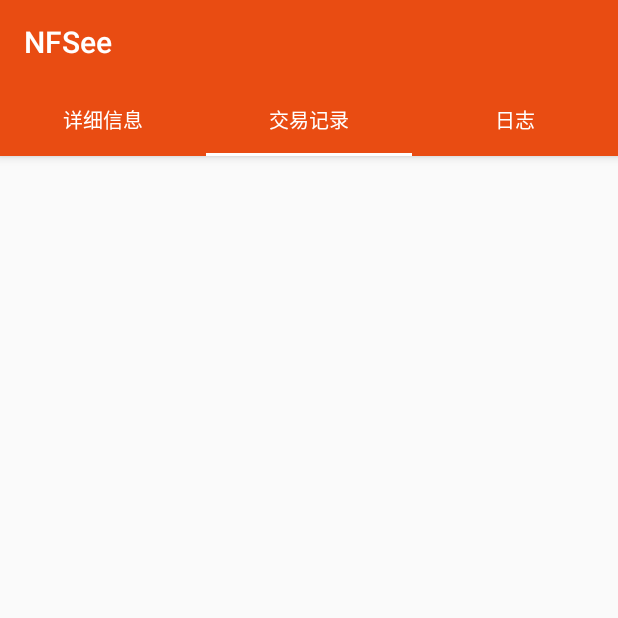
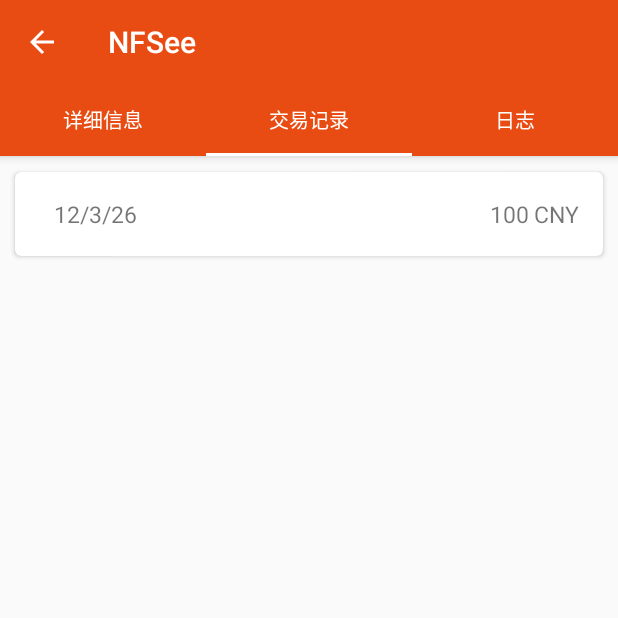
Before and after one commit to nfcim/nfsee-legacy, an Android app: the CardInfoActivity screen opened directly, with no data from a screen before it, tab 2 chosen, on a phone screen of 412 x 824 dp, the top half of it. Run offline under Robolectric (Android 15) with nearby library versions, the phone set to English and light mode, and no system bars.

Commit message:
Add TransactionAdapter
Signed-off-by: Harry Chen <i@harrychen.xyz>

```diff
--- a/app/build.gradle
+++ b/app/build.gradle
@@ -8,7 +8,7 @@ android {
     compileSdkVersion 27
     defaultConfig {
         applicationId "im.nfc.nfsee"
-        minSdkVersion 15
+        minSdkVersion 16
         targetSdkVersion 27
         versionCode 1
         versionName "1.0"
--- a/app/src/main/java/im/nfc/nfsee/activities/CardInfoActivity.kt
+++ b/app/src/main/java/im/nfc/nfsee/activities/CardInfoActivity.kt
@@ -8,7 +8,7 @@ import im.nfc.nfsee.R
 import im.nfc.nfsee.adapters.FragmentPagerAdapter
 import im.nfc.nfsee.fragments.CardDetailFragment
 import im.nfc.nfsee.fragments.CardLogFragment
-import im.nfc.nfsee.fragments.CardTransationFragment
+import im.nfc.nfsee.fragments.CardTransactionFragment
 import kotlinx.android.synthetic.main.activity_card_info.*
 
 class CardInfoActivity : AppCompatActivity(), TabLayout.OnTabSelectedListener {
@@ -28,6 +28,8 @@ class CardInfoActivity : AppCompatActivity(), TabLayout.OnTabSelectedListener {
         super.onCreate(savedInstanceState)
         setContentView(R.layout.activity_card_info)
         setSupportActionBar(toolbar)
+        supportActionBar?.setDisplayHomeAsUpEnabled(true)
+        toolbar.setNavigationOnClickListener { _ -> finish() }
         initFragments()
         info_viewpager.adapter = FragmentPagerAdapter(fragments, listOf("详细信息", "交易记录", "日志"), supportFragmentManager)
         info_tabLayout.setupWithViewPager(info_viewpager)
@@ -36,7 +38,7 @@ class CardInfoActivity : AppCompatActivity(), TabLayout.OnTabSelectedListener {
 
     private fun initFragments() {
         fragments.add(CardDetailFragment())
-        fragments.add(CardTransationFragment())
+        fragments.add(CardTransactionFragment())
         fragments.add(CardLogFragment())
     }
 }
--- /dev/null
+++ b/app/src/main/java/im/nfc/nfsee/adapters/TransactionAdapter.kt
@@ -0,0 +1,58 @@
+package im.nfc.nfsee.adapters
+
+import android.content.Context
+import android.support.v7.widget.RecyclerView
+import android.view.LayoutInflater
+import android.view.View
+import android.view.ViewGroup
+import im.nfc.nfsee.R
+import im.nfc.nfsee.nfc.Transaction
+import im.nfc.nfsee.nfc.TransactionType
+import kotlinx.android.synthetic.main.transaction_item.view.*
+
+class TransactionAdapter(private val items: List<Transaction>, context: Context) : RecyclerView.Adapter<TransactionAdapter.ViewHolder>() {
+
+    private val dateFormat = android.text.format.DateFormat.getDateFormat(context)
+    private val timeFormat = android.text.format.DateFormat.getTimeFormat(context)
+
+    override fun onCreateViewHolder(parent: ViewGroup, viewType: Int) = ViewHolder(LayoutInflater.from(parent.context).inflate(R.layout.transaction_item, parent, false))
+
+    override fun getItemCount() = items.size
+
+    override fun onBindViewHolder(holder: ViewHolder, position: Int) = holder.bind(items[position])
+
+    private fun getTransactionTypeString(type: TransactionType) = when (type) {
+    // TODO use context.getText() later
+        TransactionType.Load -> "充值"
+        TransactionType.Purchase -> "支付"
+        TransactionType.Unknown -> "未知"
+    }
+
+    inner class ViewHolder(val view: View) : RecyclerView.ViewHolder(view) {
+        init {
+            view.setOnClickListener {
+                with(view){
+                    when(transaction_detail.visibility){
+                        View.VISIBLE -> {
+                            transaction_detail.visibility = View.GONE
+                            transaction_indicator.setText(R.string.fa_angle_down)
+                        }
+                        else -> {
+                            transaction_detail.visibility = View.VISIBLE
+                            transaction_indicator.setText(R.string.fa_angle_up)
+                        }
+                    }
+                }
+            }
+        }
+        fun bind(item: Transaction) = with(view) {
+            val date = item.datetime.toDate()
+            transaction_date.text = dateFormat.format(date)
+            transaction_time.text = timeFormat.format(date)
+            transaction_county.text = item.merchant
+            transaction_symbol.text = item.currency
+            transaction_price.text = item.amount.toString()
+            transaction_type.text = getTransactionTypeString(item.type)
+        }
+    }
+}
--- /dev/null
+++ b/app/src/main/java/im/nfc/nfsee/fragments/CardTransactionFragment.kt
@@ -0,0 +1,25 @@
+package im.nfc.nfsee.fragments
+
+import android.support.v4.app.Fragment
+import android.os.Bundle
+import android.support.v7.widget.LinearLayoutManager
+import android.view.LayoutInflater
+import android.view.View
+import android.view.ViewGroup
+import im.nfc.nfsee.R
+import im.nfc.nfsee.adapters.TransactionAdapter
+import im.nfc.nfsee.nfc.Transaction
+import im.nfc.nfsee.nfc.TransactionType
+
+import kotlinx.android.synthetic.main.fragment_tranactions.view.*
+import org.joda.time.LocalDateTime
+
+class CardTransactionFragment : Fragment() {
+    override fun onCreateView(inflater: LayoutInflater, container: ViewGroup?, savedInstanceState: Bundle?): View? {
+        var transactionView = inflater?.inflate(R.layout.fragment_tranactions, container, false)
+        val testTransaction = Transaction(100, 100, LocalDateTime.now(), TransactionType.Purchase,"CNY", "Test", "Test", "Test")
+        transactionView.list_history.layoutManager = LinearLayoutManager(this.context)
+        transactionView.list_history.adapter = TransactionAdapter(listOf(testTransaction), this.context!!)
+        return transactionView
+    }
+}
--- a/app/src/main/java/im/nfc/nfsee/fragments/CardTransationFragment.kt
+++ /dev/null
@@ -1,17 +0,0 @@
-package im.nfc.nfsee.fragments
-
-import android.support.v4.app.Fragment
-import android.os.Bundle
-import android.view.LayoutInflater
-import android.view.View
-import android.view.ViewGroup
-import im.nfc.nfsee.R
-import kotlinx.android.synthetic.main.fragment_tranactions.*
-
-class CardTransationFragment : Fragment() {
-    override fun onCreateView(inflater: LayoutInflater, container: ViewGroup?, savedInstanceState: Bundle?): View? {
-        var transactionView = inflater?.inflate(R.layout.fragment_tranactions, container, false)
-        // do something
-        return transactionView
-    }
-}
--- a/app/src/main/res/layout/fragment_log.xml
+++ b/app/src/main/res/layout/fragment_log.xml
@@ -1,3 +1,8 @@
 <?xml version="1.0" encoding="utf-8"?>
-<android.support.v7.widget.RecyclerView android:id="@id/recycler_view" android:paddingTop="5.0dip" android:paddingBottom="5.0dip" android:scrollbars="vertical" android:layout_width="fill_parent" android:layout_height="fill_parent"
-    xmlns:android="http://schemas.android.com/apk/res/android" />
+<android.support.v7.widget.RecyclerView xmlns:android="http://schemas.android.com/apk/res/android"
+    android:id="@+id/list_log"
+    android:layout_width="fill_parent"
+    android:layout_height="fill_parent"
+    android:paddingBottom="5.0dip"
+    android:paddingTop="5.0dip"
+    android:scrollbars="vertical" />
--- a/app/src/main/res/layout/fragment_tranactions.xml
+++ b/app/src/main/res/layout/fragment_tranactions.xml
@@ -4,7 +4,7 @@
     android:layout_height="fill_parent"
     android:orientation="vertical">
 
-    <ListView
+    <android.support.v7.widget.RecyclerView
         android:id="@+id/list_history"
         android:layout_width="fill_parent"
         android:layout_height="fill_parent"
--- /dev/null
+++ b/app/src/main/res/layout/transaction_item.xml
@@ -0,0 +1,177 @@
+<?xml version="1.0" encoding="utf-8"?>
+<LinearLayout xmlns:android="http://schemas.android.com/apk/res/android"
+    android:layout_width="fill_parent"
+    android:layout_height="wrap_content"
+    android:gravity="center"
+    android:orientation="vertical">
+
+    <android.support.v7.widget.CardView xmlns:card_view="http://schemas.android.com/apk/res-auto"
+        android:layout_width="fill_parent"
+        android:layout_height="wrap_content"
+        android:layout_gravity="center"
+        android:layout_marginBottom="5.0dip"
+        android:layout_marginLeft="10.0dip"
+        android:layout_marginRight="10.0dip"
+        android:layout_marginTop="5.0dip"
+        android:foreground="?android:selectableItemBackground"
+        card_view:cardCornerRadius="4.0dip"
+        card_view:contentPadding="16.0dip">
+
+        <LinearLayout
+            android:layout_width="fill_parent"
+            android:layout_height="wrap_content"
+            android:orientation="vertical">
+
+            <LinearLayout
+                android:id="@+id/transaction_group_card"
+                android:layout_width="fill_parent"
+                android:layout_height="wrap_content"
+                android:gravity="center_vertical"
+                android:orientation="horizontal">
+
+                <TextView
+                    android:id="@+id/transaction_indicator"
+                    android:layout_width="wrap_content"
+                    android:layout_height="wrap_content"
+                    android:fontFamily="@font/fa_regular_400"
+                    android:text="@string/fa_angle_down"
+                    android:textSize="23.0sp" />
+
+                <TextView
+                    android:id="@+id/transaction_date"
+                    android:layout_width="wrap_content"
+                    android:layout_height="wrap_content"
+                    android:layout_marginLeft="10.0dip"
+                    android:text="10/10/2014"
+                    android:textSize="15.0sp"
+                    android:layout_marginStart="10.0dip" />
+
+                <LinearLayout
+                    android:layout_width="fill_parent"
+                    android:layout_height="wrap_content"
+                    android:gravity="center|end">
+
+                    <TextView
+                        android:id="@+id/transaction_price"
+                        android:layout_width="wrap_content"
+                        android:layout_height="wrap_content"
+                        android:text="13"
+                        android:textSize="15.0sp" />
+
+                    <TextView
+                        android:id="@+id/transaction_symbol"
+                        android:layout_width="wrap_content"
+                        android:layout_height="wrap_content"
+                        android:paddingLeft="3.0dip"
+                        android:textSize="15.0sp"
+                        android:paddingStart="3.0dip" />
+                </LinearLayout>
+            </LinearLayout>
+
+            <TableLayout
+                android:id="@+id/transaction_detail"
+                android:layout_width="fill_parent"
+                android:layout_height="wrap_content"
+                android:layout_marginTop="5.0dip"
+                android:shrinkColumns="1"
+                android:visibility="gone">
+
+                <TableRow
+                    android:id="@+id/row_transaction_type"
+                    android:layout_width="fill_parent"
+                    android:layout_height="wrap_content"
+                    android:layout_marginBottom="5.0dip">
+
+                    <TextView
+                        android:layout_width="wrap_content"
+                        android:layout_height="wrap_content"
+                        android:text="@string/transaction_type"
+                        android:textColor="#ff222222"
+                        android:textSize="13.0sp"
+                        android:textStyle="bold" />
+
+                    <TextView
+                        android:id="@+id/transaction_type"
+                        android:layout_width="wrap_content"
+                        android:layout_height="wrap_content"
+                        android:paddingLeft="7.0dip"
+                        android:textColor="#ff222222"
+                        android:textSize="12.0sp"
+                        android:paddingStart="7.0dip" />
+                </TableRow>
+
+                <TableRow
+                    android:id="@+id/row_transaction_country"
+                    android:layout_width="fill_parent"
+                    android:layout_height="wrap_content"
+                    android:layout_marginBottom="5.0dip">
+
+                    <TextView
+                        android:layout_width="wrap_content"
+                        android:layout_height="wrap_content"
+                        android:text="@string/transaction_country"
+                        android:textColor="#ff222222"
+                        android:textSize="13.0sp"
+                        android:textStyle="bold" />
+
+                    <TextView
+                        android:id="@+id/transaction_county"
+                        android:layout_width="wrap_content"
+                        android:layout_height="wrap_content"
+                        android:paddingLeft="7.0dip"
+                        android:textColor="#ff222222"
+                        android:textSize="12.0sp"
+                        android:paddingStart="7.0dip" />
+                </TableRow>
+
+                <TableRow
+                    android:id="@+id/row_transaction_time"
+                    android:layout_width="fill_parent"
+                    android:layout_height="wrap_content"
+                    android:layout_marginBottom="5.0dip">
+
+                    <TextView
+                        android:layout_width="wrap_content"
+                        android:layout_height="wrap_content"
+                        android:text="@string/transaction_time"
+                        android:textColor="#ff222222"
+                        android:textSize="13.0sp"
+                        android:textStyle="bold" />
+
+                    <TextView
+                        android:id="@+id/transaction_time"
+                        android:layout_width="wrap_content"
+                        android:layout_height="wrap_content"
+                        android:paddingLeft="7.0dip"
+                        android:textColor="#ff222222"
+                        android:textSize="12.0sp"
+                        android:paddingStart="7.0dip" />
+                </TableRow>
+
+                <TableRow
+                    android:id="@+id/row_transaction_crypto"
+                    android:layout_width="fill_parent"
+                    android:layout_height="wrap_content"
+                    android:layout_marginBottom="5.0dip">
+
+                    <TextView
+                        android:layout_width="wrap_content"
+                        android:layout_height="wrap_content"
+                        android:text="@string/transaction_cryptogram"
+                        android:textColor="#ff222222"
+                        android:textSize="13.0sp"
+                        android:textStyle="bold" />
+
+                    <TextView
+                        android:id="@+id/transaction_cryptogram"
+                        android:layout_width="wrap_content"
+                        android:layout_height="wrap_content"
+                        android:paddingLeft="7.0dip"
+                        android:textColor="#ff222222"
+                        android:textSize="12.0sp"
+                        android:paddingStart="7.0dip" />
+                </TableRow>
+            </TableLayout>
+        </LinearLayout>
+    </android.support.v7.widget.CardView>
+</LinearLayout>
--- a/app/src/main/res/values/strings.xml
+++ b/app/src/main/res/values/strings.xml
@@ -8,6 +8,12 @@
     <string name="card_representation_title">卡组织</string>
     <string name="card_name_title">卡别名</string>
     <string name="transaction_empty">本卡无法提供交易历史</string>
+    <string name="transaction_type">交易类型</string>
+    <string name="transaction_country">交易国家</string>
+    <string name="transaction_time">交易时间</string>
+    <string name="transaction_cryptogram">加密算法</string>
+    <string name="fa_angle_down">&#xf107;</string>
+    <string name="fa_angle_up">&#xf106;</string>
 
 
 </resources>
```
Also changed, not shown: app/src/main/res/font/fa_regular_400.ttf (added).
